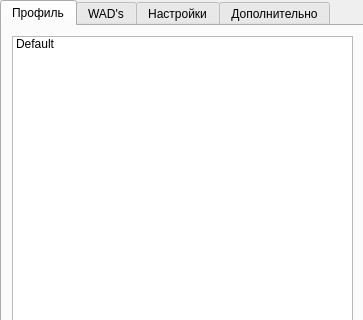
Old version of the form mainwindow.ui in the repository VolkMilit/ChickenLauncher; both pictures show x 0 to 363 and y 0 to 320 of the 363 by 472 pixel window.
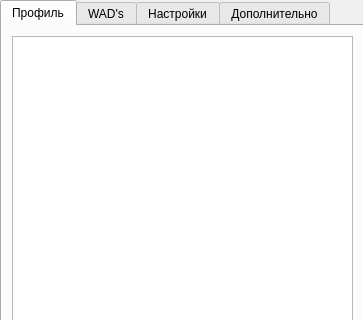
New version of the form. Icons and pictures are not drawn.

Commit message: add dialog to add new profile

The edit to the form file:
```diff
--- a/mainwindow.ui
+++ b/mainwindow.ui
@@ -52,11 +52,6 @@
       <property name="selectionMode">
        <enum>QAbstractItemView::SingleSelection</enum>
       </property>
-      <item>
-       <property name="text">
-        <string>Default</string>
-       </property>
-      </item>
      </widget>
      <widget class="QPushButton" name="btn_start">
       <property name="geometry">
```
Left out of the diff: 4 changed lines with no effect on the pictures. The commit also changes 7 other files.
